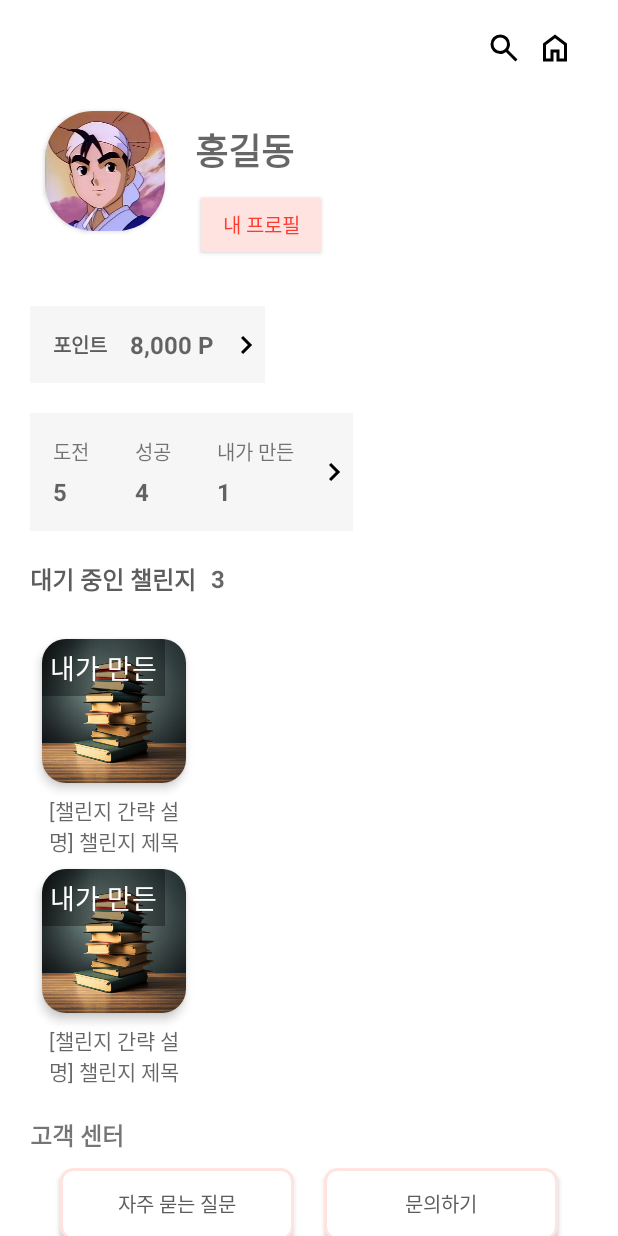
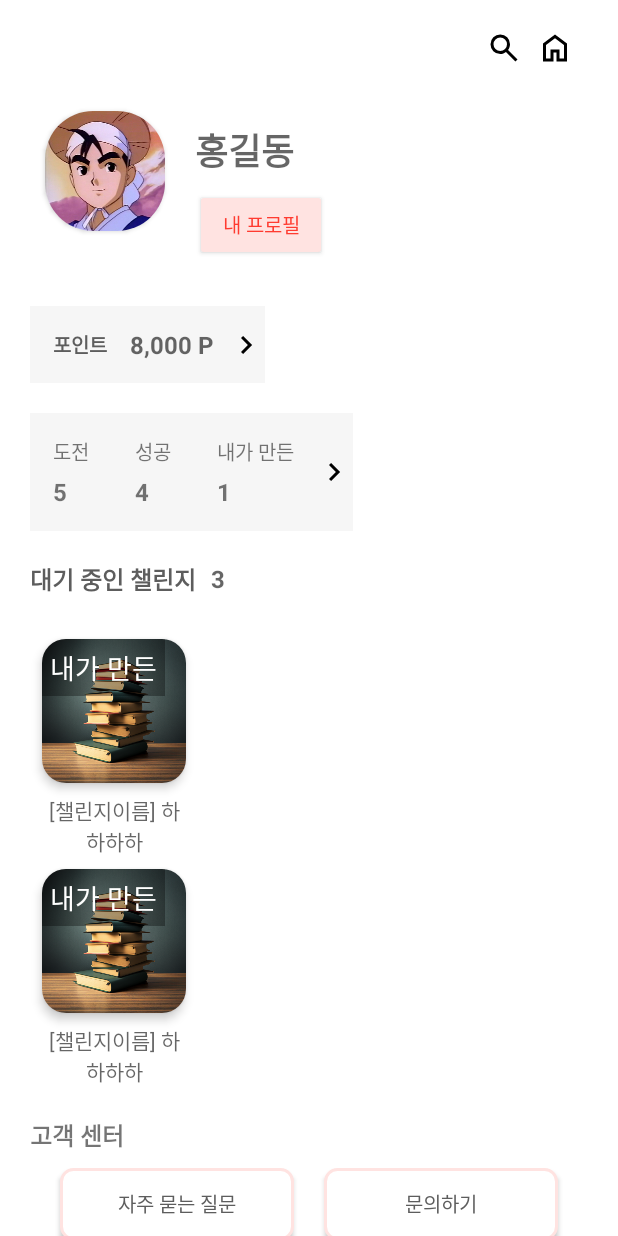
Before and after one commit to kakao-tech-campus-2nd-step3/Team24_Android, an Android app: the layout activity_my_page.xml on its own in the app's theme, with its tools: preview values and no code run, on a phone screen of 412 x 824 dp. Run offline under Robolectric (Android 15) with nearby library versions, the phone set to English and light mode, and no system bars.

Commit message:
wip: MyPageViewModel 2

```diff
--- a/app/src/main/java/com/example/challengeonairandroid/model/api/response/ChallengeResponse.kt
+++ b/app/src/main/java/com/example/challengeonairandroid/model/api/response/ChallengeResponse.kt
@@ -13,7 +13,7 @@ data class ChallengeResponse(
     @SerializedName("min_participant_num") val minParticipantNum: Int,
     @SerializedName("max_participant_num") val maxParticipantNum: Int,
     @SerializedName("current_participant_num") val currentParticipantNum: Int,
-    @SerializedName("host_id") val hostId: String
+    @SerializedName("host_id") val hostId: String,
 )
 
 data class ChallengeCategoryResponse(
--- a/app/src/main/res/layout/activity_my_page.xml
+++ b/app/src/main/res/layout/activity_my_page.xml
@@ -1,16 +1,8 @@
 <?xml version="1.0" encoding="utf-8"?>
-<layout
+<androidx.core.widget.NestedScrollView
     xmlns:android="http://schemas.android.com/apk/res/android"
     xmlns:app="http://schemas.android.com/apk/res-auto"
-    xmlns:tools="http://schemas.android.com/tools">
-
-    <data>
-        <variable
-            name="myPageData"
-            type="com.example.challengeonairandroid.viewmodel.MyPageViewModel" />
-    </data>
-
-    <androidx.core.widget.NestedScrollView
+    xmlns:tools="http://schemas.android.com/tools"
     android:layout_width="match_parent"
     android:layout_height="match_parent"
     android:background="@color/white"
@@ -112,7 +104,6 @@
 
         </LinearLayout>
 
-            <!-- 포인트 -->
         <GridLayout
             android:id="@+id/glPoint"
             android:layout_width="wrap_content"
@@ -137,14 +128,14 @@
                 android:layout_column="0"
                 android:layout_gravity="center_vertical" />
 
-                <!-- 포인트 데이터 값 -->
+            <!-- tvPoint : 포인트 데이터 값 -->
             <TextView
+                android:id="@+id/tvPoint"
                 android:layout_width="wrap_content"
                 android:layout_height="wrap_content"
                 android:layout_marginVertical="15dp"
                 android:layout_marginRight="10dp"
                 android:hint="8,000 P"
-                    android:text="@{String.valueOf(myPageData.userPoint)}"
                 android:textColor="@color/my_page_text_black"
                 android:textStyle="bold"
                 android:textSize="16sp"
@@ -163,7 +154,6 @@
 
         </GridLayout>
 
-            <!-- 챌린지 목록 -->
         <GridLayout
             android:id="@+id/glChallengeList"
             android:layout_width="wrap_content"
@@ -186,14 +176,14 @@
                 android:layout_row="0"
                 android:layout_column="0" />
 
-                <!-- 도전한 챌린지 수 데이터 값 -->
+            <!-- tvNumTry : 도전한 챌린지 수 데이터 값 -->
             <TextView
+                android:id="@+id/tvNumTry"
                 android:layout_width="wrap_content"
                 android:layout_height="wrap_content"
                 android:layout_margin="15dp"
                 android:layout_marginTop="0dp"
-                    android:hint="5"
-                    android:text="@{String.valueOf(myPageData.tryChallenge)}"
+                android:text="5"
                 android:textStyle="bold"
                 android:textSize="16sp"
                 android:layout_row="1"
@@ -209,14 +199,14 @@
                 android:layout_row="0"
                 android:layout_column="1" />
 
-                <!-- 성공한 챌린지 수 데이터 값 -->
+            <!-- tvNumSuccess : 성공한 챌린지 수 데이터 값 -->
             <TextView
+                android:id="@+id/tvNumSuccess"
                 android:layout_width="wrap_content"
                 android:layout_height="wrap_content"
                 android:layout_margin="15dp"
                 android:layout_marginTop="0dp"
-                    android:hint="4"
-                    android:text="@{String.valueOf(myPageData.successChallenge)}"
+                android:text="4"
                 android:textStyle="bold"
                 android:textSize="16sp"
                 android:layout_row="1"
@@ -232,14 +222,14 @@
                 android:layout_row="0"
                 android:layout_column="2" />
 
-                <!-- 내가 만든 챌린지 수 데이터 값 -->
+            <!-- tvMyCreated : 내가 만든 챌린지 수 데이터 값 -->
             <TextView
+                android:id="@+id/tvMyCreated"
                 android:layout_width="wrap_content"
                 android:layout_height="wrap_content"
                 android:layout_margin="15dp"
                 android:layout_marginTop="0dp"
-                    android:hint="1"
-                    android:text="@{String.valueOf(myPageData.myCreatedChallenge)}"
+                android:text="1"
                 android:textStyle="bold"
                 android:textSize="16sp"
                 android:layout_row="1"
@@ -283,14 +273,13 @@
                 android:layout_marginHorizontal="10dp"
                 android:gravity="center"
                 android:hint="3"
-                    android:text="@{String.valueOf(myPageData.numWaitingChallenge)}"
                 android:textColor="@color/my_page_text_black"
                 android:textSize="16sp"
                 android:textStyle="bold" />
 
         </LinearLayout>
 
-            <!-- 대기 중인 챌린지 목록 -->
+        <!-- rvWaitingChallengeList : 대기 중인 챌린지 목록 -->
         <androidx.recyclerview.widget.RecyclerView
             android:id="@+id/rvWaitingChallengeList"
             android:layout_width="match_parent"
@@ -398,10 +387,8 @@
 
             </LinearLayout>
 
+
         </LinearLayout>
 
     </androidx.constraintlayout.widget.ConstraintLayout>
-
 </androidx.core.widget.NestedScrollView>
-
-</layout>
--- a/app/src/main/res/layout/waiting_challenge_item.xml
+++ b/app/src/main/res/layout/waiting_challenge_item.xml
@@ -1,16 +1,7 @@
 <?xml version="1.0" encoding="utf-8"?>
-<layout xmlns:android="http://schemas.android.com/apk/res/android"
+<androidx.constraintlayout.widget.ConstraintLayout
+    xmlns:android="http://schemas.android.com/apk/res/android"
     xmlns:app="http://schemas.android.com/apk/res-auto"
-    xmlns:tools="http://schemas.android.com/tools">
-
-    <data>
-        <variable
-            name="myPageData"
-            type="com.example.challengeonairandroid.viewmodel.MyPageViewModel" />
-
-    </data>
-
-    <androidx.constraintlayout.widget.ConstraintLayout
     android:layout_width="wrap_content"
     android:layout_height="wrap_content">
 
@@ -31,14 +22,15 @@
             android:layout_width="match_parent"
             android:layout_height="wrap_content">
 
+            <!-- ivChallengeImg : 챌린지 사진 url -->
             <ImageView
                 android:id="@+id/ivChallengeImg"
                 android:layout_width="match_parent"
                 android:layout_height="match_parent"
-                    tools:src="@drawable/sample_challenge_thumbnail"
-                    android:src="@{myPageData.waitingChallengeImgUrl}"
+                android:src="@drawable/sample_challenge_thumbnail"
                 android:scaleType="centerCrop" />
 
+            <!-- tvMyCreatedBanner : 내가 만든 챌린지 배너 -->
             <TextView
                 android:id="@+id/tvMyCreatedBanner"
                 android:layout_width="wrap_content"
@@ -50,24 +42,20 @@
                 android:textColor="@color/white"
                 android:textSize="18sp" />
 
-
         </RelativeLayout>
 
     </androidx.cardview.widget.CardView>
 
-        <!-- 챌린지 이름 데이터 값 -->
+    <!-- tvChallengeName : 챌린지 이름 데이터 값 -->
     <TextView
         android:id="@+id/tvChallengeName"
         android:layout_width="96dp"
         android:layout_height="wrap_content"
         android:gravity="center"
-            android:hint="[챌린지 간략 설명] 챌린지 제목"
-            android:text="@{myPageData.waitingChallengeName}"
+        android:hint="[챌린지이름] 하하하하"
         app:layout_constraintStart_toStartOf="parent"
         app:layout_constraintEnd_toEndOf="parent"
         app:layout_constraintTop_toBottomOf="@+id/cvChallengeThumbnail"
         app:layout_constraintBottom_toBottomOf="parent" />
 
 </androidx.constraintlayout.widget.ConstraintLayout>
-
-</layout>
```
Also changed, not shown: app/src/main/java/com/example/challengeonairandroid/model/data/Entities.kt (+2 -61 lines), app/src/main/java/com/example/challengeonairandroid/model/data/FakeRoomData.kt (added, +13 -0 lines), app/src/main/java/com/example/challengeonairandroid/view/mypage/MyPageActivity.kt (+28 -39 lines), app/src/main/java/com/example/challengeonairandroid/view/mypage/WaitingChallengeAdapter.kt (+23 -27 lines), app/src/main/java/com/example/challengeonairandroid/viewmodel/MyPageViewModel.kt (+174 -22 lines). Lines whose indentation alone changed are shown as unchanged.
